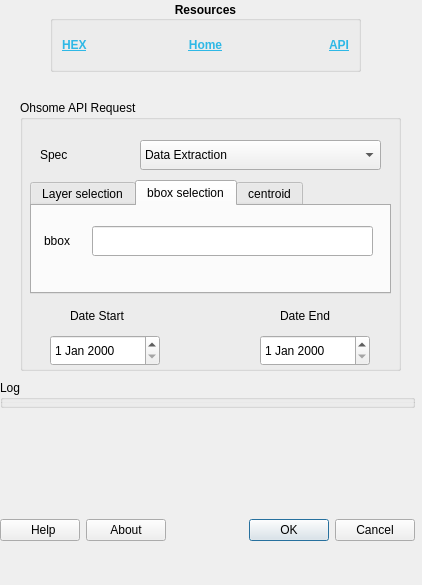
Qt form ohsome_plugin_dialog_base.ui (GIScience/ohsome-qgis-plugin) before a commit.
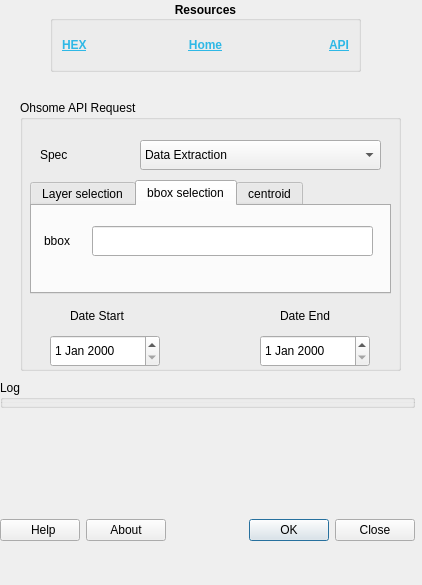
The same form after that commit. Icons and pictures are not drawn. Custom widgets are drawn as their Qt base class.

Commit message: added ok and close button events

```diff
--- a/ohsome_plugin_dialog_base.ui
+++ b/ohsome_plugin_dialog_base.ui
@@ -50,15 +50,9 @@
      </widget>
     </item>
     <item>
-     <widget class="QDialogButtonBox" name="global_buttons_3">
-      <property name="orientation">
-       <enum>Qt::Horizontal</enum>
-      </property>
+     <widget class="QDialogButtonBox" name="button_box">
       <property name="standardButtons">
-       <set>QDialogButtonBox::Cancel|QDialogButtonBox::Ok</set>
-      </property>
-      <property name="centerButtons">
-       <bool>false</bool>
+       <set>QDialogButtonBox::Close|QDialogButtonBox::Ok</set>
       </property>
      </widget>
     </item>
@@ -251,7 +245,7 @@
       <x>30</x>
       <y>235</y>
       <width>110</width>
-      <height>31</height>
+      <height>32</height>
      </rect>
     </property>
    </widget>
@@ -261,7 +255,7 @@
       <x>240</x>
       <y>235</y>
       <width>110</width>
-      <height>31</height>
+      <height>32</height>
      </rect>
     </property>
    </widget>
```
The commit also changes 2 other files.
